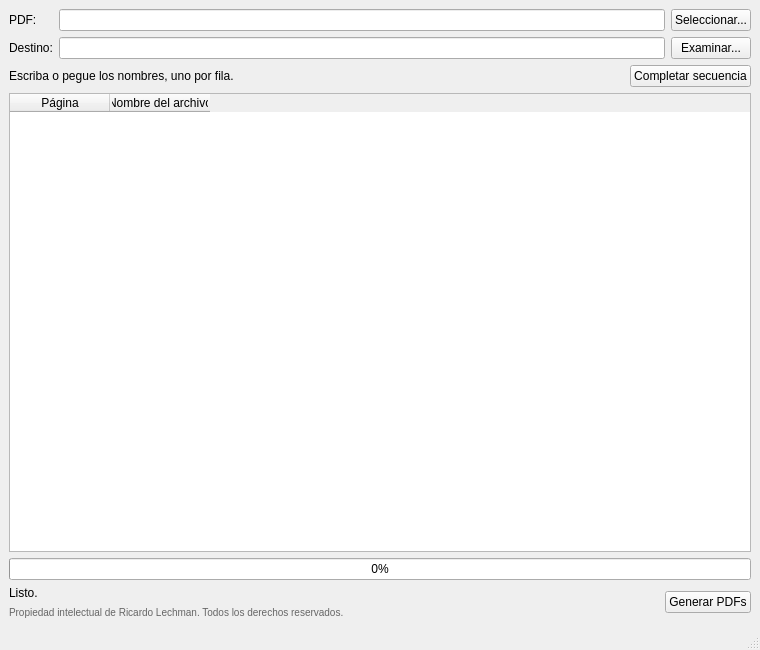
Qt form src/ui/forms/main_window.ui (ricardo-lechman/pdf-splitter) before a commit.
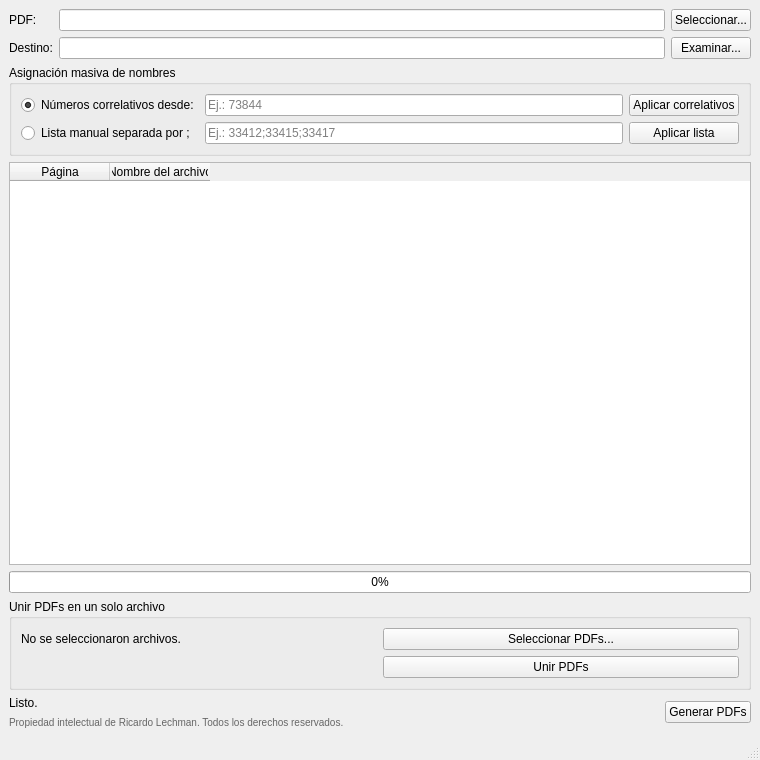
The same form after that commit.

What changed in the file:
```diff
--- a/src/ui/forms/main_window.ui
+++ b/src/ui/forms/main_window.ui
@@ -2,7 +2,7 @@
 <ui version="4.0">
  <class>MainWindow</class>
  <widget class="QMainWindow" name="MainWindow">
-  <property name="geometry"><rect><x>0</x><y>0</y><width>760</width><height>650</height></rect></property>
+  <property name="geometry"><rect><x>0</x><y>0</y><width>760</width><height>760</height></rect></property>
   <property name="windowTitle"><string>PDF Splitter</string></property>
   <widget class="QWidget" name="centralwidget">
    <layout class="QVBoxLayout" name="verticalLayout">
@@ -14,13 +14,21 @@
      <item row="1" column="1"><widget class="QLineEdit" name="txtDestino"><property name="readOnly"><bool>true</bool></property></widget></item>
      <item row="1" column="2"><widget class="QPushButton" name="btnDestino"><property name="text"><string>Examinar...</string></property></widget></item>
     </layout></item>
-    <item><layout class="QHBoxLayout" name="toolsLayout">
-     <item><widget class="QLabel" name="labelHelp"><property name="text"><string>Escriba o pegue los nombres, uno por fila.</string></property></widget></item>
-     <item><spacer name="horizontalSpacer"><property name="orientation"><enum>Qt::Horizontal</enum></property><property name="sizeHint" stdset="0"><size><width>40</width><height>20</height></size></property></spacer></item>
-     <item><widget class="QPushButton" name="btnCompletarSecuencia"><property name="text"><string>Completar secuencia</string></property></widget></item>
-    </layout></item>
+    <item><widget class="QGroupBox" name="groupAsignacion"><property name="title"><string>Asignación masiva de nombres</string></property><layout class="QGridLayout" name="assignmentLayout">
+     <item row="0" column="0"><widget class="QRadioButton" name="rdoCorrelativos"><property name="text"><string>Números correlativos desde:</string></property><property name="checked"><bool>true</bool></property></widget></item>
+     <item row="0" column="1"><widget class="QLineEdit" name="txtInicioSecuencia"><property name="placeholderText"><string>Ej.: 73844</string></property></widget></item>
+     <item row="0" column="2"><widget class="QPushButton" name="btnCompletarSecuencia"><property name="text"><string>Aplicar correlativos</string></property></widget></item>
+     <item row="1" column="0"><widget class="QRadioButton" name="rdoListaManual"><property name="text"><string>Lista manual separada por ;</string></property></widget></item>
+     <item row="1" column="1"><widget class="QLineEdit" name="txtListaManual"><property name="placeholderText"><string>Ej.: 33412;33415;33417</string></property></widget></item>
+     <item row="1" column="2"><widget class="QPushButton" name="btnAplicarLista"><property name="text"><string>Aplicar lista</string></property></widget></item>
+    </layout></widget></item>
     <item><widget class="QTableWidget" name="tblPaginas"><property name="columnCount"><number>2</number></property><column><property name="text"><string>Página</string></property></column><column><property name="text"><string>Nombre del archivo</string></property></column></widget></item>
     <item><widget class="QProgressBar" name="progressBar"><property name="value"><number>0</number></property></widget></item>
+    <item><widget class="QGroupBox" name="groupUnir"><property name="title"><string>Unir PDFs en un solo archivo</string></property><layout class="QGridLayout" name="mergeLayout">
+     <item row="0" column="0"><widget class="QLabel" name="lblUnirArchivos"><property name="text"><string>No se seleccionaron archivos.</string></property><property name="wordWrap"><bool>true</bool></property></widget></item>
+     <item row="0" column="1"><widget class="QPushButton" name="btnSeleccionarParaUnir"><property name="text"><string>Seleccionar PDFs...</string></property></widget></item>
+     <item row="1" column="1"><widget class="QPushButton" name="btnUnirPdfs"><property name="text"><string>Unir PDFs</string></property></widget></item>
+    </layout></widget></item>
     <item><layout class="QHBoxLayout" name="bottomLayout"><item><layout class="QVBoxLayout" name="statusLayout"><item><widget class="QLabel" name="lblEstado"><property name="text"><string>Listo.</string></property></widget></item><item><widget class="QLabel" name="lblCopyright"><property name="text"><string>Propiedad intelectual de Ricardo Lechman. Todos los derechos reservados.</string></property><property name="styleSheet"><string notr="true">color: #666666; font-size: 10px;</string></property></widget></item></layout></item><item><spacer name="bottomSpacer"><property name="orientation"><enum>Qt::Horizontal</enum></property><property name="sizeHint" stdset="0"><size><width>40</width><height>20</height></size></property></spacer></item><item><widget class="QPushButton" name="btnGenerar"><property name="text"><string>Generar PDFs</string></property></widget></item></layout></item>
    </layout>
   </widget>
```
